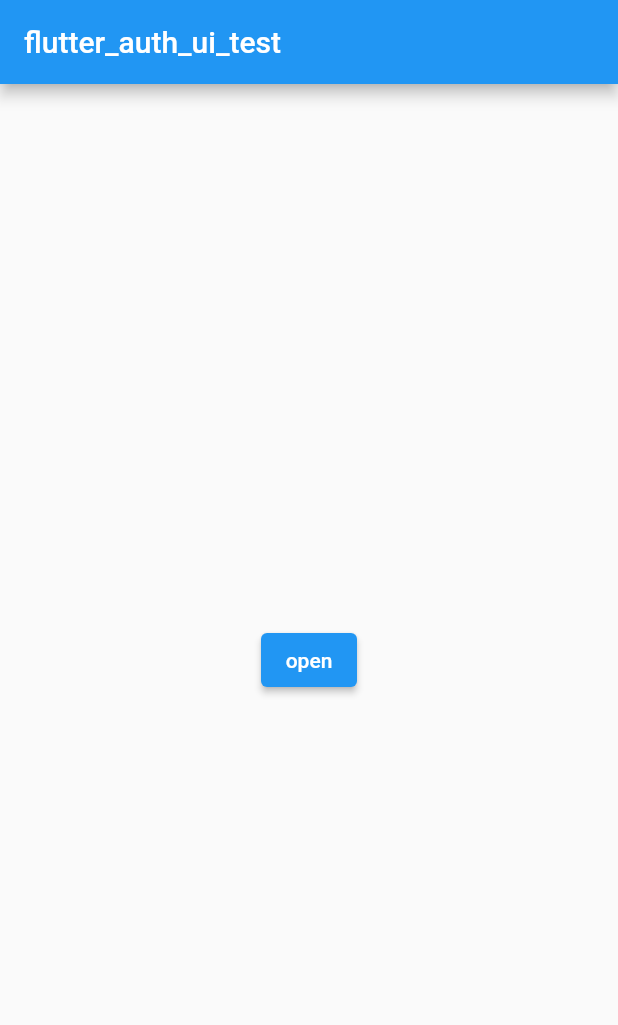
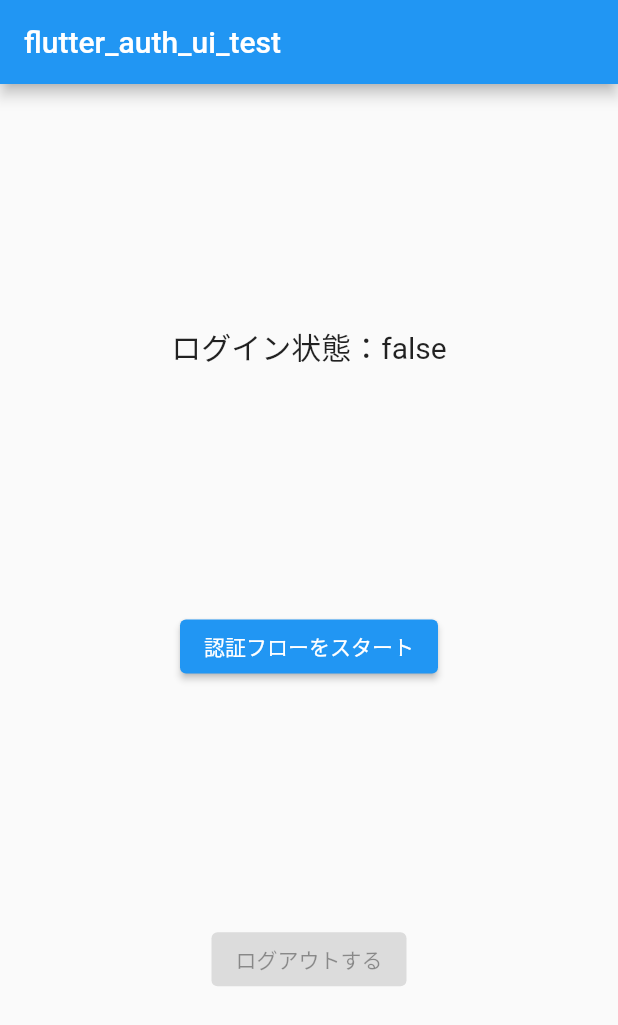
Before and after one commit to morio77/flutter_auth_ui_sample, a Flutter app: the screen it shows after launch, on a phone screen of 412 x 824 dp. Shown: the top 1025 px of the screen. Run offline on Flutter 3.47's test engine with Material 2 defaults, Android fonts, the phone set to English and light mode, and no system bars; our stand-ins replace firebase_auth, firebase_core; missing offline and left inert: flutter_auth_ui; accounts and stored records are empty.

Commit message:
サインイン状態を画面に表示する。サインアウトボタンを設置

```diff
--- a/lib/main.dart
+++ b/lib/main.dart
@@ -33,7 +33,28 @@
 }
 
 class _MyHomePageState extends State<MyHomePage> {
-  FirebaseAuth auth = FirebaseAuth.instance;
+  var isLogined = false;
+  final auth = FirebaseAuth.instance;
+
+  @override
+  void initState() {
+    super.initState();
+    auth.userChanges().listen((user) {
+      if (user != null) {
+        print('uesr signed in');
+        isLogined = true;
+      } else {
+        print('user signed out');
+        isLogined = false;
+      }
+      setState(() {});
+    });
+  }
+
+  @override
+  void dispose() {
+    super.dispose();
+  }
 
   @override
   Widget build(BuildContext context) {
@@ -42,7 +63,16 @@
         title: const Text('flutter_auth_ui_test'),
       ),
       body: Center(
-        child: ElevatedButton(
+        child: Column(
+          mainAxisAlignment: MainAxisAlignment.spaceEvenly,
+          children: [
+            Text(
+              'ログイン状態：$isLogined',
+              style: const TextStyle(fontSize: 20),
+            ),
+
+            // 認証UIを開くボタン
+            ElevatedButton(
               onPressed: () async {
                 final providers = [
                   AuthUiProvider.email,
@@ -61,16 +91,25 @@
                     androidPackageName: 'com.example.flutter_auth_ui_sample',
                   ),
                 );
+                print(result); // ログインに成功したらtrue(何故かAndroidだとここに到達しない)
+              },
+              child: const Text('認証フローをスタート'),
+            ),
 
-            print(result); // ログインに成功したらtrue
-
-            print(auth.currentUser?.email);
-
+            // ログアウトボタン
+            ElevatedButton(
+              onPressed: isLogined
+                  ? () async {
+                      final auth = FirebaseAuth.instance;
                       await auth.signOut();
-
-            print(auth.currentUser?.email);
-          },
-          child: const Text('open'),
+                      setState(() {
+                        isLogined = false;
+                      });
+                    }
+                  : null,
+              child: const Text('ログアウトする'),
+            ),
+          ],
         ),
       ),
     );
```
Lines whose indentation alone changed are shown as unchanged.
